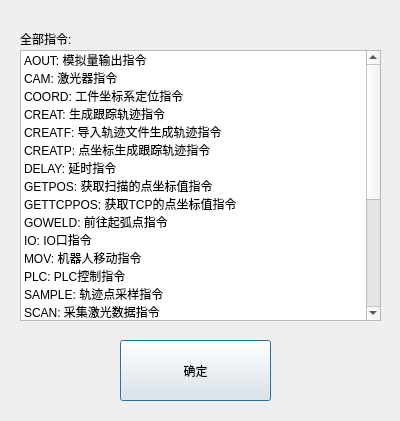
qubo188612/qtwelding, file othercmddlg.ui: the form before one commit.
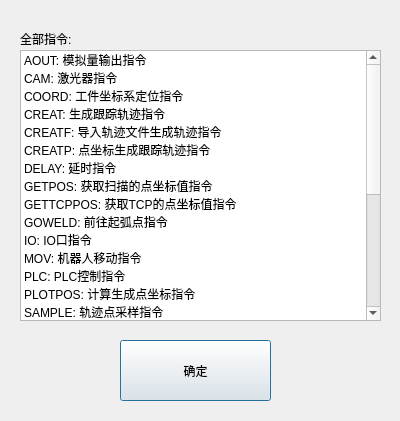
The form after the commit.

```diff
--- a/othercmddlg.ui
+++ b/othercmddlg.ui
@@ -116,6 +116,11 @@
      <string>PLC: PLC控制指令</string>
     </property>
    </item>
+   <item>
+    <property name="text">
+     <string>PLOTPOS: 计算生成点坐标指令</string>
+    </property>
+   </item>
    <item>
     <property name="text">
      <string>SAMPLE: 轨迹点采样指令</string>
```
